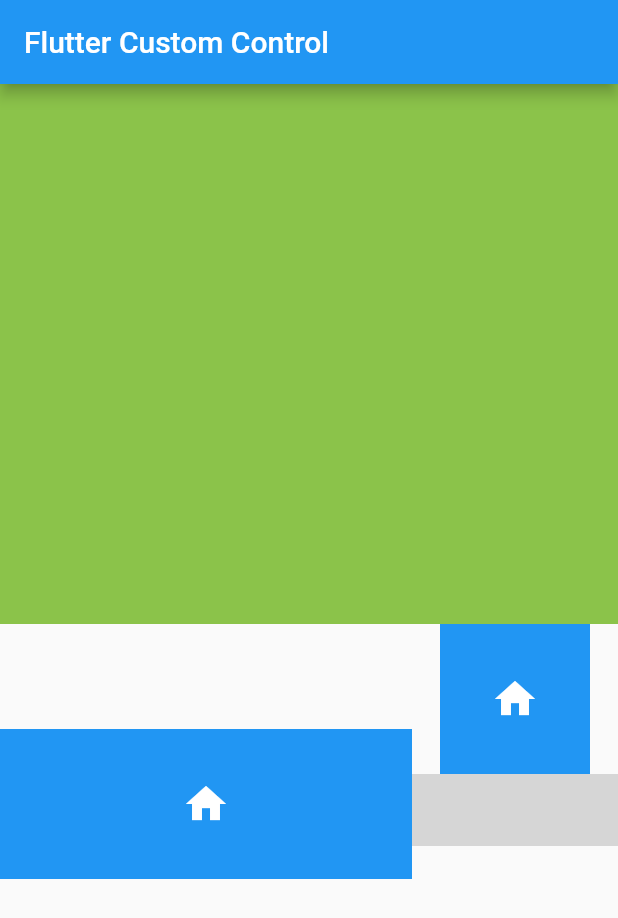
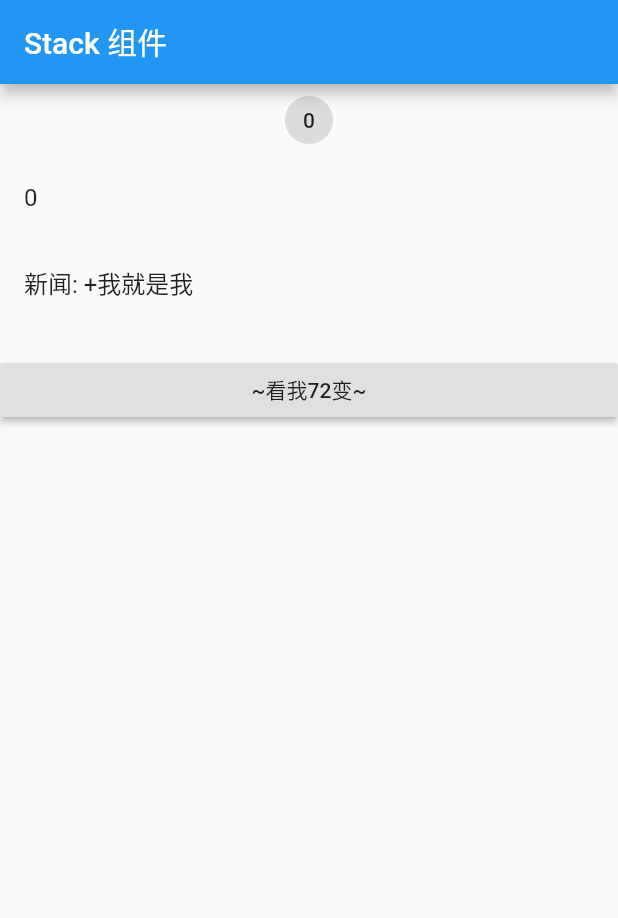
Before and after one commit to iHZW/Flutter_Study, a Flutter app: the screen it shows after launch, on a phone screen of 412 x 824 dp. Shown: the top 918 px of the screen. Run offline on Flutter 3.47's test engine with Material 2 defaults, Android fonts, the phone set to English and light mode, and no system bars; grey boxes are pictures that could not be loaded.

Commit message:
[Utility] 添加Stack, Row, Colum, AspectRatio , Card 组件

```diff
--- a/myflutter/lib/main.dart
+++ b/myflutter/lib/main.dart
@@ -1,4 +1,5 @@
 import 'package:flutter/material.dart';
+import 'dataSource/listDataOne.dart';
 
 void main(List<String> args) {
   return runApp(MyApp());
@@ -7,11 +8,10 @@ void main(List<String> args) {
 class MyApp extends StatelessWidget {
   @override
   Widget build(BuildContext context) {
-    // TODO: implement build
     return MaterialApp(
       home: Scaffold(
         appBar: AppBar(
-          title: Text("Flutter Custom Control"),
+          title: Text("Stack 组件"),
         ),
         body: HomeContent(),
       ),
@@ -22,87 +22,96 @@ class MyApp extends StatelessWidget {
 class HomeContent extends StatelessWidget {
   @override
   Widget build(BuildContext context) {
-    return Container(
-      height: 600.0,
-      child:  Column(
+    // TODO: implement build
+    // return Wrap(
+    //   spacing: 10.0,
+    //   alignment: WrapAlignment.center,
+    //   children: <Widget>[
+    //     MyButton("试试看"),
+    //   ],
+    // );
+    // return HomePage();
+    return HomefulPage();
+  }
+}
+
+class HomefulPage extends StatefulWidget {
+  HomefulPage({Key key}) : super(key: key);
+
+  _HomefulPageState createState() => _HomefulPageState();
+}
+
+class _HomefulPageState extends State<HomefulPage> {
+  String myName = "我就是我";
+  int countNumbe = 0;
+  @override
+  Widget build(BuildContext context) {
+    return ListView(
       children: <Widget>[
-        Expanded(
-          flex: 3,
-          child: Container(
-            color: Colors.lightGreen,
-          ),
+        Column(
+          children: <Widget>[
+            Chip(
+              label: Text("${this.countNumbe}"),
+            ),
+            ListTile(
+              title: Text("${this.countNumbe}"),
+            ),
+            ListTile(
+              title: Text("新闻: +${this.myName}"),
+            ),
+          ],
         ),
-        Expanded(
-          flex: 2,
-          child: Container(
-            child: Row(
-              mainAxisAlignment: MainAxisAlignment.spaceEvenly,
-              children: <Widget>[
-                Expanded(
-                  flex: 2,
-                  child: IconContainer(
-                    icon: Icons.search,
-                    containerColor: Colors.red,
-                    iconColor: Colors.white,
-                    iconSize: 40.0,
-                  ),
-                ),
-                Expanded(
-                  flex: 1,
-                  child: Container(
-                    child: Column(
-                      children: <Widget>[
-                        IconContainer(
-                          icon: Icons.search,
-                          containerColor: Colors.yellow,
-                          iconColor: Colors.white,
-                          iconSize: 40.0,
-                        ),
-                        SizedBox(
-                          height: 5,
-                        )
-                        IconContainer(
-                          icon: Icons.search,
-                          containerColor: Colors.pink,
-                          iconColor: Colors.white,
-                          iconSize: 40.0,
-                        ),
-                      ],
-                    ),
-                  ),
-                )
-              ],
-            ),
-          ),
+        SizedBox(
+          height: 20.0,
+        ),
+        RaisedButton(
+          child: Text("~看我72变~"),
+          onPressed: () {
+            setState(() {
+              this.countNumbe++;
+              this.myName = "${this.countNumbe}";
+            });
+          },
         )
       ],
-    )
-
     );
   }
 }
 
-class IconContainer extends StatelessWidget {
-  double iconSize = 32.0;
-  Color iconColor = Colors.white;
-  Color containerColor = Colors.blue;
-  IconData icon = Icons.home;
-  IconContainer(
-      {this.icon, this.iconColor, this.iconSize, this.containerColor});
+class HomePage extends StatelessWidget {
+  int countNum = 0;
 
   @override
   Widget build(BuildContext context) {
     return Container(
-      height: 100.0,
-      width: 100.0,
-      color: containerColor,
-      child: Center(
-        child: Icon(
-          icon,
-          size: iconSize,
-          color: iconColor,
-        ),
+      child: Column(
+        children: <Widget>[
+          Text("${this.countNum}"),
+          RaisedButton(
+            child: Text("试试看"),
+            onPressed: () {
+              // setState()   //无法改变数值
+              this.countNum++;
+              print(this.countNum);
+            },
+          )
+        ],
       ),
     );
   }
 }
+
+class MyButton extends StatelessWidget {
+  final String text;
+  const MyButton(this.text, {Key key}) : super(key: key);
+  @override
+  Widget build(BuildContext context) {
+    // TODO: implement build
+    return RaisedButton(
+      color: Colors.white,
+      textColor: Theme.of(context).accentColor,
+      child: Text(text),
+      onPressed: () {},
+    );
+  }
+}
```
Also changed, not shown: myflutter/lib/main4(GrildView(显示和数加载)).dart (+11 -16 lines), myflutter/lib/main5(Row,Colum,Pading 组件).dart (added, +116 -0 lines), myflutter/lib/main6(Stack, AspectRatio, Align 等使用).dart (added, +78 -0 lines), myflutter/lib/main7(Card卡片组件).dart (added, +63 -0 lines), 2 other files.
